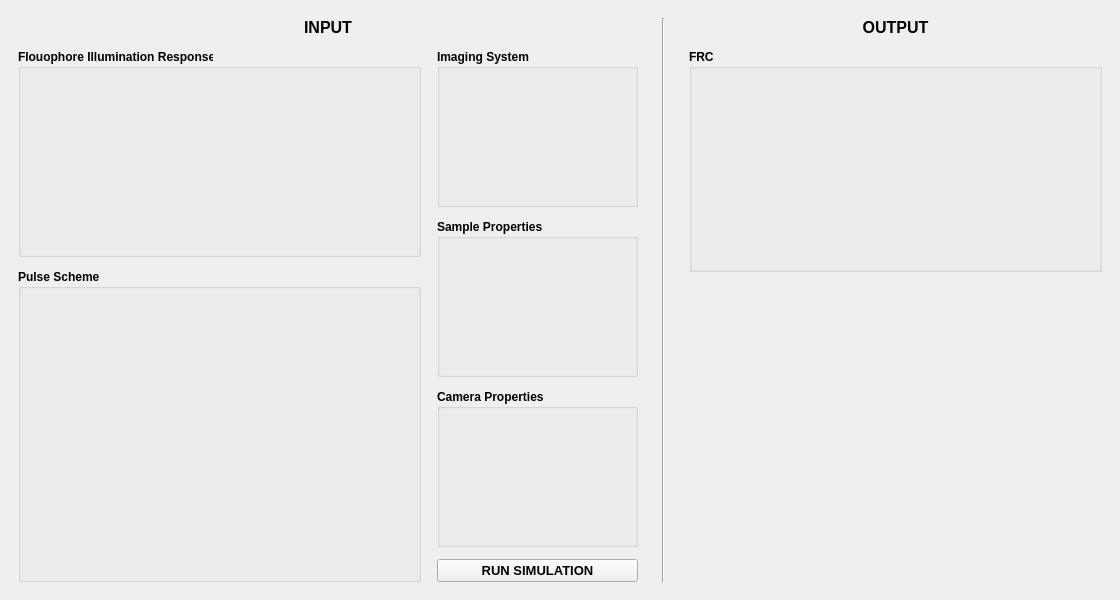
Old version of the form frcpredict/ui/window/main_window.ui in the repository Bodeeen/Resolution_prediction_software.
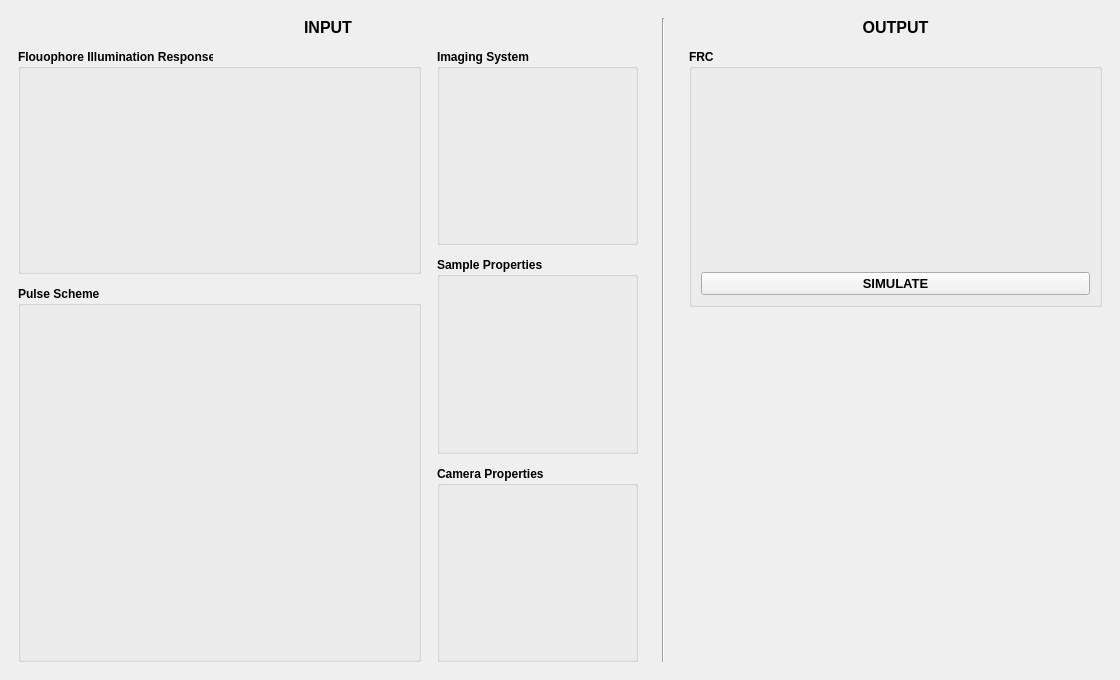
New version of the form. Custom widgets are drawn as their Qt base class.

```diff
--- a/frcpredict/ui/window/main_window.ui
+++ b/frcpredict/ui/window/main_window.ui
@@ -7,9 +7,15 @@
     <x>0</x>
     <y>0</y>
     <width>1120</width>
-    <height>600</height>
+    <height>680</height>
    </rect>
   </property>
+  <property name="minimumSize">
+   <size>
+    <width>1120</width>
+    <height>680</height>
+   </size>
+  </property>
   <property name="windowTitle">
    <string>frcpredict</string>
   </property>
@@ -64,7 +70,7 @@
          <number>16</number>
         </property>
         <item>
-         <layout class="QVBoxLayout" name="verticalLayout_6" stretch="2,3">
+         <layout class="QVBoxLayout" name="verticalLayout_6" stretch="3,5">
           <property name="spacing">
            <number>12</number>
           </property>
@@ -203,20 +209,6 @@
             </layout>
            </widget>
           </item>
-          <item>
-           <widget class="QPushButton" name="pushButton">
-            <property name="font">
-             <font>
-              <pointsize>10</pointsize>
-              <weight>75</weight>
-              <bold>true</bold>
-             </font>
-            </property>
-            <property name="text">
-             <string>RUN SIMULATION</string>
-            </property>
-           </widget>
-          </item>
          </layout>
         </item>
        </layout>
@@ -274,6 +266,20 @@
            </property>
           </widget>
          </item>
+         <item row="1" column="0">
+          <widget class="QPushButton" name="pushButton">
+           <property name="font">
+            <font>
+             <pointsize>10</pointsize>
+             <weight>75</weight>
+             <bold>true</bold>
+            </font>
+           </property>
+           <property name="text">
+            <string>SIMULATE</string>
+           </property>
+          </widget>
+         </item>
         </layout>
        </widget>
       </item>
```
